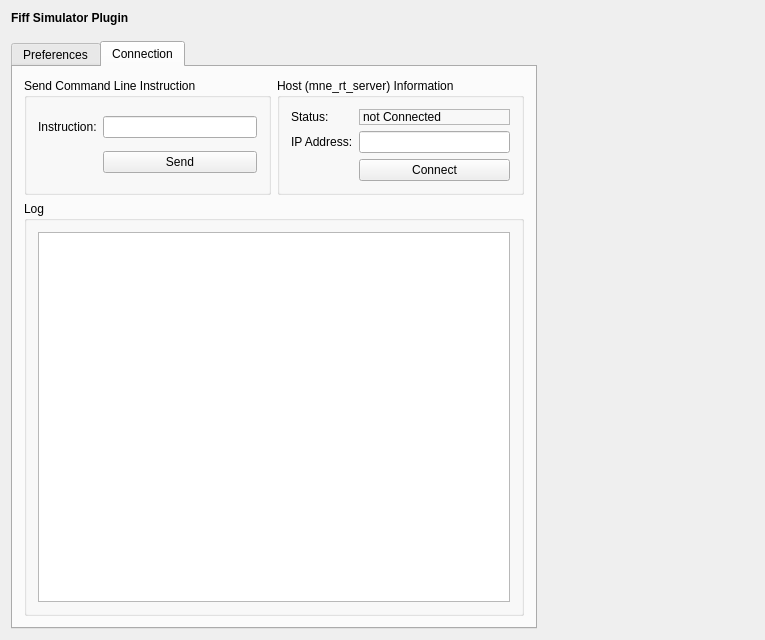
Before: the Qt Designer form applications/mne_scan/plugins/fiffsimulator/FormFiles/fiffsimulatorsetup.ui in mne-tools/mne-cpp, drawn with Qt 5.
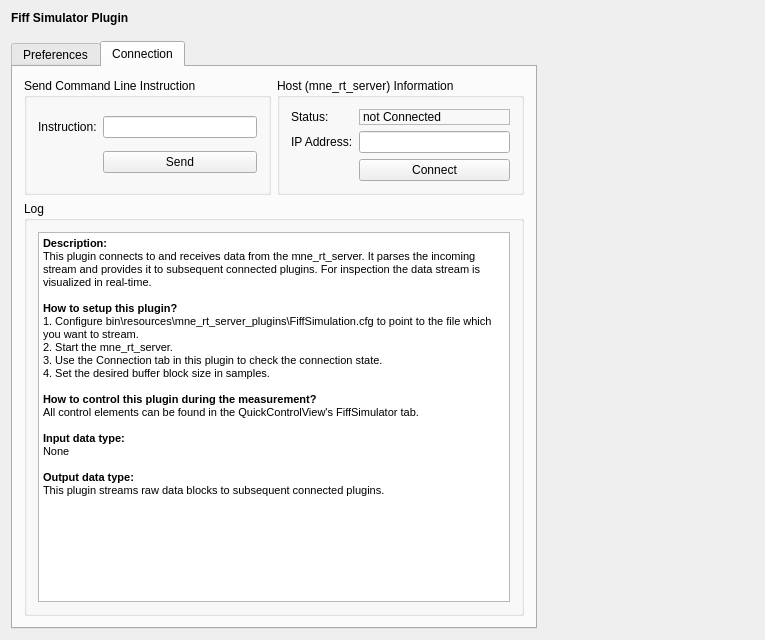
After: the same form once the commit is applied.

Commit message: MAINT: Aquisition plugin description overhaul

The edit to the form file:
```diff
--- a/applications/mne_scan/plugins/fiffsimulator/FormFiles/fiffsimulatorsetup.ui
+++ b/applications/mne_scan/plugins/fiffsimulator/FormFiles/fiffsimulatorsetup.ui
@@ -160,7 +160,31 @@
            </property>
            <layout class="QGridLayout" name="gridLayout_4">
             <item row="0" column="0">
-             <widget class="QTextBrowser" name="m_qTextBrowser_ServerMessage"/>
+             <widget class="QTextBrowser" name="m_qTextBrowser_ServerMessage">
+              <property name="html">
+               <string>&lt;!DOCTYPE HTML PUBLIC &quot;-//W3C//DTD HTML 4.0//EN&quot; &quot;http://www.w3.org/TR/REC-html40/strict.dtd&quot;&gt;
+&lt;html&gt;&lt;head&gt;&lt;meta name=&quot;qrichtext&quot; content=&quot;1&quot; /&gt;&lt;style type=&quot;text/css&quot;&gt;
+p, li { white-space: pre-wrap; }
+&lt;/style&gt;&lt;/head&gt;&lt;body style=&quot; font-family:'MS Shell Dlg 2'; font-size:8.25pt; font-weight:400; font-style:normal;&quot;&gt;
+&lt;p style=&quot; margin-top:0px; margin-bottom:0px; margin-left:0px; margin-right:0px; -qt-block-indent:0; text-indent:0px;&quot;&gt;&lt;span style=&quot; font-weight:600;&quot;&gt;Description:&lt;/span&gt;&lt;/p&gt;
+&lt;p style=&quot; margin-top:0px; margin-bottom:0px; margin-left:0px; margin-right:0px; -qt-block-indent:0; text-indent:0px;&quot;&gt;This plugin connects to and receives data from the mne_rt_server. It parses the incoming stream and provides it to subsequent connected plugins. For inspection the data stream is visualized in real-time.&lt;/p&gt;
+&lt;p style=&quot;-qt-paragraph-type:empty; margin-top:0px; margin-bottom:0px; margin-left:0px; margin-right:0px; -qt-block-indent:0; text-indent:0px;&quot;&gt;&lt;br /&gt;&lt;/p&gt;
+&lt;p style=&quot; margin-top:0px; margin-bottom:0px; margin-left:0px; margin-right:0px; -qt-block-indent:0; text-indent:0px;&quot;&gt;&lt;span style=&quot; font-weight:600;&quot;&gt;How to setup this plugin?&lt;/span&gt;&lt;/p&gt;
+&lt;p style=&quot; margin-top:0px; margin-bottom:0px; margin-left:0px; margin-right:0px; -qt-block-indent:0; text-indent:0px;&quot;&gt;1. Configure bin\resources\mne_rt_server_plugins\FiffSimulation.cfg to point to the file which you want to stream.&lt;/p&gt;
+&lt;p style=&quot; margin-top:0px; margin-bottom:0px; margin-left:0px; margin-right:0px; -qt-block-indent:0; text-indent:0px;&quot;&gt;2. Start the mne_rt_server.&lt;/p&gt;
+&lt;p style=&quot; margin-top:0px; margin-bottom:0px; margin-left:0px; margin-right:0px; -qt-block-indent:0; text-indent:0px;&quot;&gt;3. Use the Connection tab in this plugin to check the connection state.&lt;/p&gt;
+&lt;p style=&quot; margin-top:0px; margin-bottom:0px; margin-left:0px; margin-right:0px; -qt-block-indent:0; text-indent:0px;&quot;&gt;4. Set the desired buffer block size in samples.&lt;/p&gt;
+&lt;p style=&quot;-qt-paragraph-type:empty; margin-top:0px; margin-bottom:0px; margin-left:0px; margin-right:0px; -qt-block-indent:0; text-indent:0px;&quot;&gt;&lt;br /&gt;&lt;/p&gt;
+&lt;p style=&quot; margin-top:0px; margin-bottom:0px; margin-left:0px; margin-right:0px; -qt-block-indent:0; text-indent:0px;&quot;&gt;&lt;span style=&quot; font-weight:600;&quot;&gt;How to control this plugin during the measurement?&lt;/span&gt;&lt;/p&gt;
+&lt;p style=&quot; margin-top:0px; margin-bottom:0px; margin-left:0px; margin-right:0px; -qt-block-indent:0; text-indent:0px;&quot;&gt;All control elements can be found in the QuickControlView's FiffSimulator tab.&lt;/p&gt;
+&lt;p style=&quot;-qt-paragraph-type:empty; margin-top:0px; margin-bottom:0px; margin-left:0px; margin-right:0px; -qt-block-indent:0; text-indent:0px;&quot;&gt;&lt;br /&gt;&lt;/p&gt;
+&lt;p style=&quot; margin-top:0px; margin-bottom:0px; margin-left:0px; margin-right:0px; -qt-block-indent:0; text-indent:0px;&quot;&gt;&lt;span style=&quot; font-weight:600;&quot;&gt;Input data type:&lt;/span&gt;&lt;/p&gt;
+&lt;p style=&quot; margin-top:0px; margin-bottom:0px; margin-left:0px; margin-right:0px; -qt-block-indent:0; text-indent:0px;&quot;&gt;None&lt;/p&gt;
+&lt;p style=&quot;-qt-paragraph-type:empty; margin-top:0px; margin-bottom:0px; margin-left:0px; margin-right:0px; -qt-block-indent:0; text-indent:0px;&quot;&gt;&lt;br /&gt;&lt;/p&gt;
+&lt;p style=&quot; margin-top:0px; margin-bottom:0px; margin-left:0px; margin-right:0px; -qt-block-indent:0; text-indent:0px;&quot;&gt;&lt;span style=&quot; font-weight:600;&quot;&gt;Output data type:&lt;/span&gt;&lt;/p&gt;
+&lt;p style=&quot; margin-top:0px; margin-bottom:0px; margin-left:0px; margin-right:0px; -qt-block-indent:0; text-indent:0px;&quot;&gt;This plugin streams raw data blocks to subsequent connected plugins.&lt;/p&gt;&lt;/body&gt;&lt;/html&gt;</string>
+              </property>
+             </widget>
             </item>
            </layout>
           </widget>
```
The commit also changes 4 other files.
